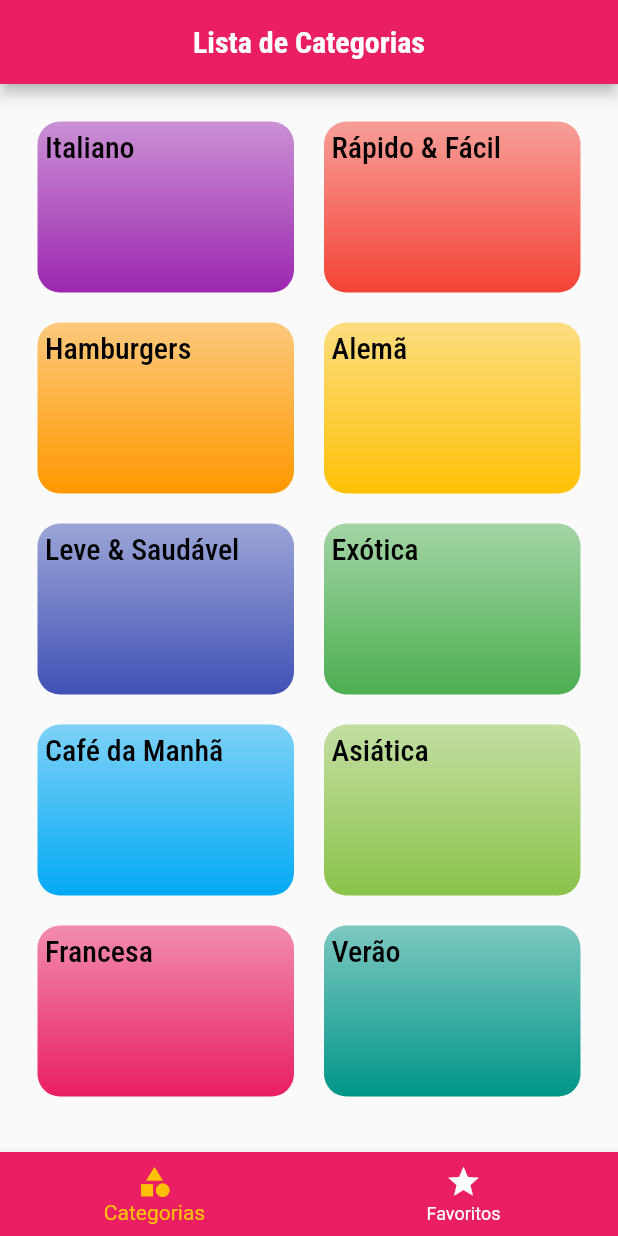
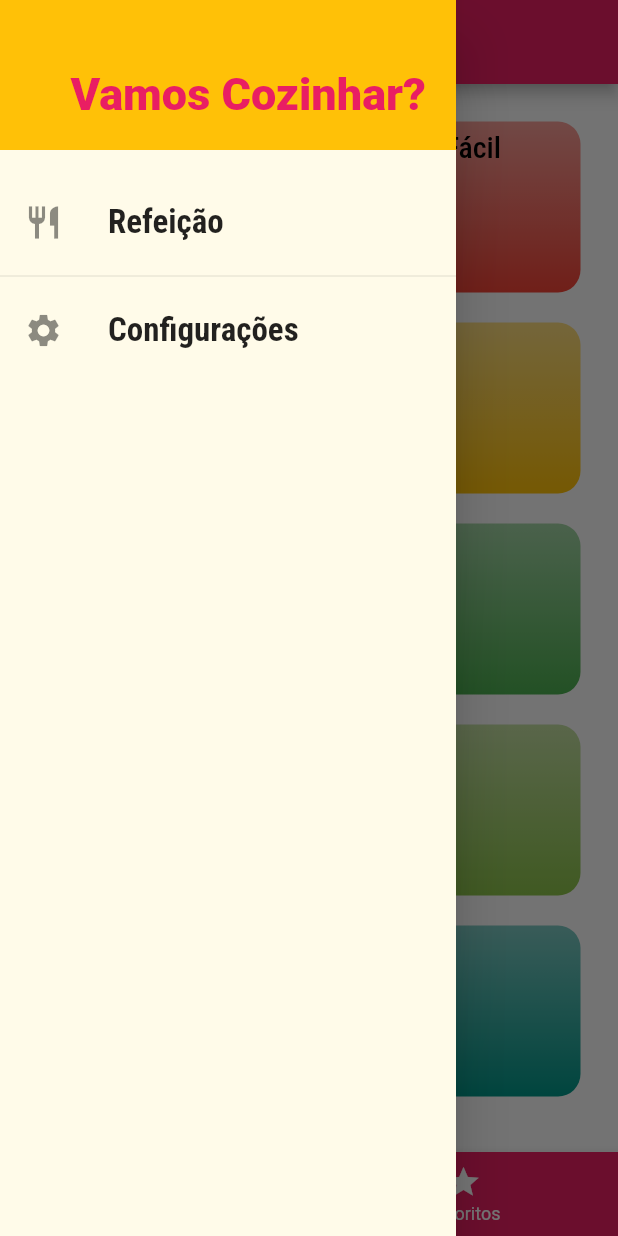
Before and after one commit to Jaceguai/receitas_projeto, a Flutter app: the screen it shows after launch, with the side drawer open (before the commit the screen has no drawer), on a phone screen of 412 x 824 dp. Run offline on Flutter 3.47's test engine with Material 2 defaults, Android fonts, the phone set to English and light mode, and no system bars.

Commit message:
Adicionando Drawer e tela de Configuração.

```diff
--- /dev/null
+++ b/lib/components/main_drawer.dart
@@ -0,0 +1,61 @@
+import 'package:flutter/material.dart';
+import '../utils/app_routes.dart';
+
+class MainDrawer extends StatelessWidget {
+  const MainDrawer({Key? key}) : super(key: key);
+
+  Widget _createItem(IconData icon, String label, Function() onTap) {
+    return ListTile(
+      leading: Icon(
+        icon,
+        size: 26,
+      ),
+      title: Text(
+        label,
+        style: const TextStyle(
+          fontFamily: "RobotoCondensed",
+          fontSize: 22,
+          fontWeight: FontWeight.bold,
+        ),
+      ),
+      onTap: onTap,
+    );
+  }
+
+  @override
+  Widget build(BuildContext context) {
+    return Drawer(
+      backgroundColor:const Color.fromARGB(255, 255, 251, 233),
+      child: Column(
+        children: [
+          Container(
+            height: 100,
+            width: double.infinity,
+            padding: const EdgeInsets.all(20),
+            color: Theme.of(context).colorScheme.secondary,
+            alignment: Alignment.bottomRight,
+            child: Text(
+              "Vamos Cozinhar?",
+              style: TextStyle(
+                  fontWeight: FontWeight.w900,
+                  fontSize: 30,
+                  color: Theme.of(context).colorScheme.primary),
+            ),
+          ),
+          const SizedBox(height: 20),
+          _createItem(
+            Icons.restaurant,
+            "Refeição",
+            () => Navigator.of(context).pushReplacementNamed(AppRoutes.HOME),
+          ),
+          const Divider(),
+          _createItem(
+            Icons.settings,
+            "Configurações",
+            () => Navigator.of(context).pushReplacementNamed(AppRoutes.SETTINGS),
+          ),
+        ],
+      ),
+    );
+  }
+}
--- a/lib/main.dart
+++ b/lib/main.dart
@@ -1,9 +1,9 @@
 import 'package:flutter/material.dart';
 import 'package:projeto_receitas/screens/categories_meals_screen.dart';
-import 'package:projeto_receitas/screens/categories_screen.dart';
 import 'package:projeto_receitas/screens/meal_detail_screen.dart';
 import 'utils/app_routes.dart';
 import "./screens/tabs_screen.dart";
+import "./screens/settings_screen.dart";
 
 void main() => runApp(const MyApp());
 
@@ -37,6 +37,7 @@ class MyApp extends StatelessWidget {
         AppRoutes.HOME: (ctx) => const TabsScreen(),
         AppRoutes.CATEGORIES_MEALS: (ctx) => const CategoriesMealsScreen(),
         AppRoutes.MEALS_DETAIL: (ctx) => const MealDetailSreen(),
+        AppRoutes.SETTINGS: (ctx) => const SettingsScreen(),
       },
     );
   }
--- a/lib/screens/meal_detail_screen.dart
+++ b/lib/screens/meal_detail_screen.dart
@@ -88,6 +88,12 @@ class MealDetailSreen extends StatelessWidget {
           ],
         ),
       ),
+      floatingActionButton: FloatingActionButton(
+        onPressed: (){
+          Navigator.of(context).pop();
+        },
+        child: Icon(Icons.star),
+      ),
     );
   }
 }
--- /dev/null
+++ b/lib/screens/settings_screen.dart
@@ -0,0 +1,23 @@
+
+
+import 'package:flutter/material.dart';
+import "../components/main_drawer.dart";
+
+
+class SettingsScreen extends StatelessWidget {
+  const SettingsScreen({Key? key}) : super(key: key);
+
+  @override
+  Widget build(BuildContext context) {
+    return Scaffold(
+      appBar: AppBar(
+        title: Text("Configurações"),
+      ),
+      drawer: const MainDrawer(),
+      body: Center(
+        child:Text("Configurações")
+      ),
+    );
+
+  }
+}
--- a/lib/screens/tabs_screen.dart
+++ b/lib/screens/tabs_screen.dart
@@ -1,4 +1,5 @@
 import 'package:flutter/material.dart';
+import 'package:projeto_receitas/components/main_drawer.dart';
 import 'package:projeto_receitas/screens/categories_screen.dart';
 import "categories_meals_screen.dart";
 import "favorite_screen.dart";
@@ -35,6 +36,7 @@ class _TabsScreenState extends State<TabsScreen> {
         centerTitle: true,
         title:  Text(_titles[_selectedScreenIndex]),
       ),
+      drawer: const MainDrawer(),
       body: _screens[_selectedScreenIndex],
       bottomNavigationBar: BottomNavigationBar(
         elevation: 5,
--- a/lib/utils/app_routes.dart
+++ b/lib/utils/app_routes.dart
@@ -2,4 +2,5 @@ class AppRoutes{
    static const HOME = "/";
    static const CATEGORIES_MEALS = "/categories-meals";
    static const MEALS_DETAIL = "/meal-detail";
+   static const SETTINGS = "/settings";
 }
```
